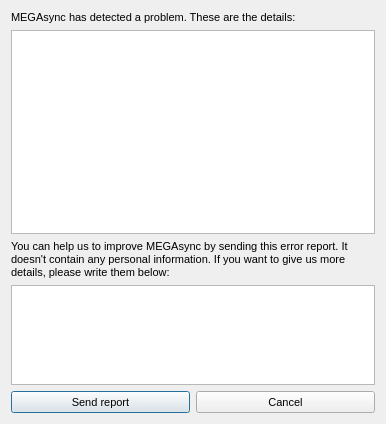
Old version of the form Source/MEGASync/gui/macx/CrashReportDialog.ui in the repository meganz/MEGAsync.
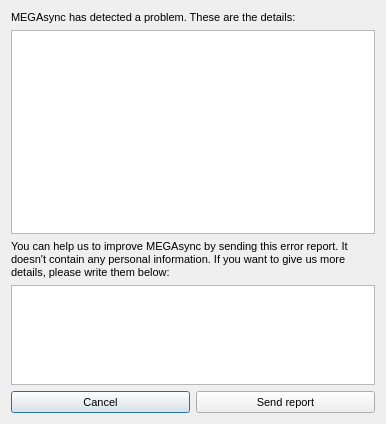
New version of the form.

The edit to the form file:
```diff
--- a/Source/MEGASync/gui/macx/CrashReportDialog.ui
+++ b/Source/MEGASync/gui/macx/CrashReportDialog.ui
@@ -91,25 +91,15 @@
       <property name="margin">
        <number>0</number>
       </property>
-      <item>
-       <widget class="QPushButton" name="bOK">
-        <property name="sizePolicy">
-         <sizepolicy hsizetype="Minimum" vsizetype="Preferred">
-          <horstretch>0</horstretch>
-          <verstretch>0</verstretch>
-         </sizepolicy>
-        </property>
-        <property name="minimumSize">
-         <size>
-          <width>0</width>
-          <height>16</height>
-         </size>
-        </property>
-        <property name="text">
-         <string>Send report</string>
-        </property>
-       </widget>
-      </item>
+      <property name="topMargin">
+       <number>0</number>
+      </property>
+      <property name="rightMargin">
+       <number>0</number>
+      </property>
+      <property name="bottomMargin">
+       <number>0</number>
+      </property>
       <item>
        <widget class="QPushButton" name="bCancel">
         <property name="sizePolicy">
@@ -129,6 +119,25 @@
         </property>
        </widget>
       </item>
+      <item>
+       <widget class="QPushButton" name="bOK">
+        <property name="sizePolicy">
+         <sizepolicy hsizetype="Minimum" vsizetype="Preferred">
+          <horstretch>0</horstretch>
+          <verstretch>0</verstretch>
+         </sizepolicy>
+        </property>
+        <property name="minimumSize">
+         <size>
+          <width>0</width>
+          <height>16</height>
+         </size>
+        </property>
+        <property name="text">
+         <string>Send report</string>
+        </property>
+       </widget>
+      </item>
      </layout>
     </widget>
    </item>
```
Left out of the diff: 2 changed lines with no effect on the pictures.
